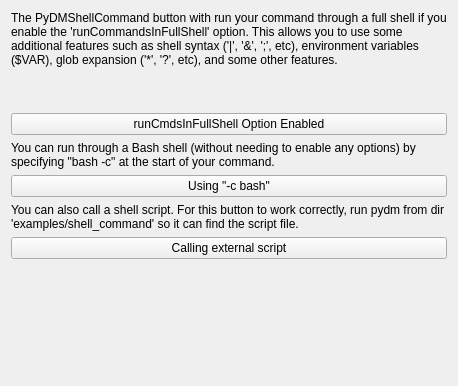
Qt form examples/shell_command/shell_command_full_shell.ui (slaclab/pydm) before a commit.
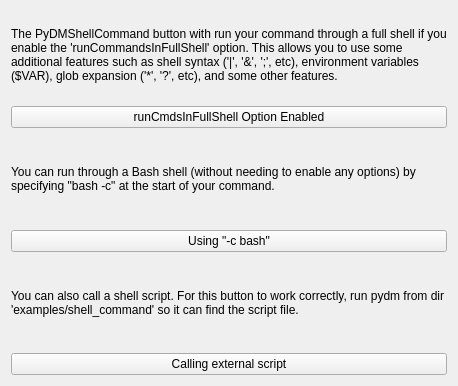
The same form after that commit. Custom widgets are drawn as their Qt base class.

Commit message: STY: Remove old property from full-shellcmd example

The edit to the form file:
```diff
--- a/examples/shell_command/shell_command_full_shell.ui
+++ b/examples/shell_command/shell_command_full_shell.ui
@@ -23,7 +23,7 @@
       </sizepolicy>
      </property>
      <property name="text">
-      <string>&lt;html&gt;&lt;head/&gt;&lt;body&gt;&lt;p&gt;The PyDMShellCommand button with run your command through a full shell if you enable the 'runCommandsInFullShell' option. This allows you to use some additional features such as shell syntax ('|', '&amp;amp;', ';', etc), environment variables ($VAR), glob expansion ('*', '?', etc), and some other features.&lt;/p&gt;&lt;p&gt;&lt;br/&gt;&lt;/p&gt;&lt;/body&gt;&lt;/html&gt;</string>
+      <string>&lt;html&gt;&lt;head/&gt;&lt;body&gt;&lt;p&gt;The PyDMShellCommand button with run your command through a full shell if you enable the 'runCommandsInFullShell' option. This allows you to use some additional features such as shell syntax ('|', '&amp;amp;', ';', etc), environment variables ($VAR), glob expansion ('*', '?', etc), and some other features.&lt;/p&gt;&lt;/body&gt;&lt;/html&gt;</string>
      </property>
      <property name="wordWrap">
       <bool>true</bool>
@@ -245,19 +245,6 @@
      </property>
     </widget>
    </item>
-   <item>
-    <spacer name="verticalSpacer">
-     <property name="orientation">
-      <enum>Qt::Vertical</enum>
-     </property>
-     <property name="sizeHint" stdset="0">
-      <size>
-       <width>20</width>
-       <height>40</height>
-      </size>
-     </property>
-    </spacer>
-   </item>
   </layout>
  </widget>
  <customwidgets>
```
Left out of the diff: 3 changed lines with no effect on the pictures.
